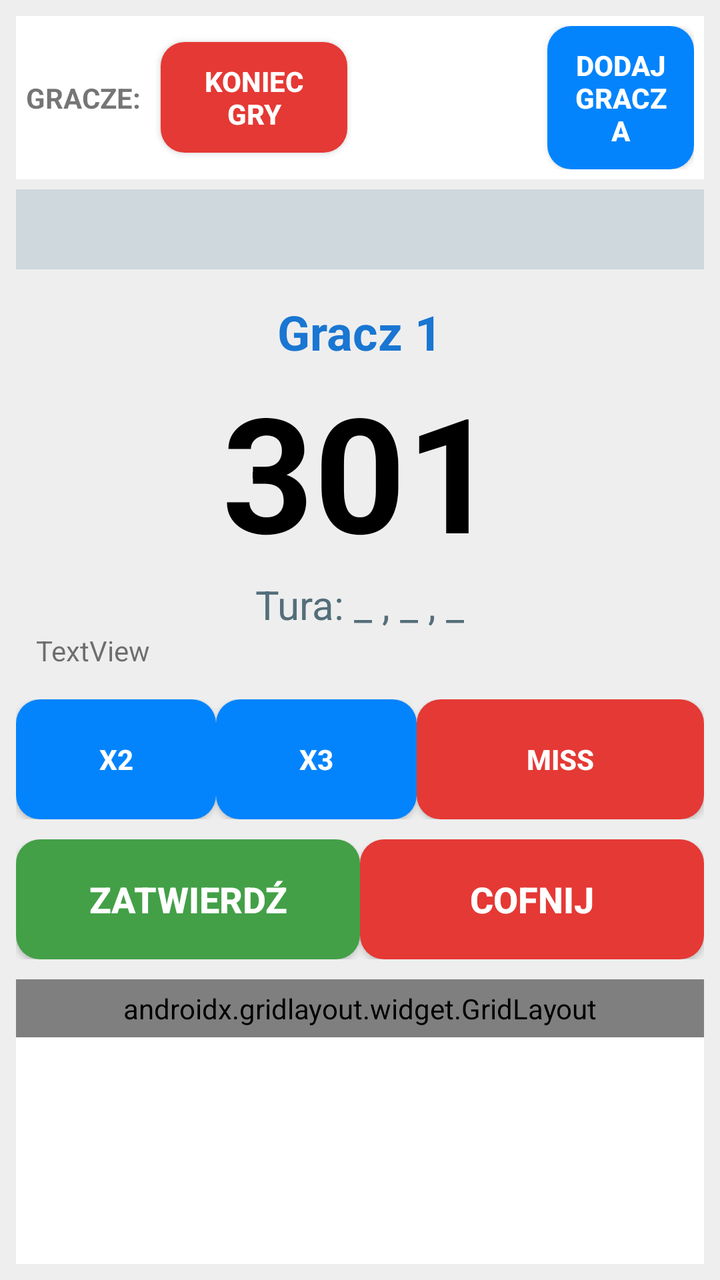
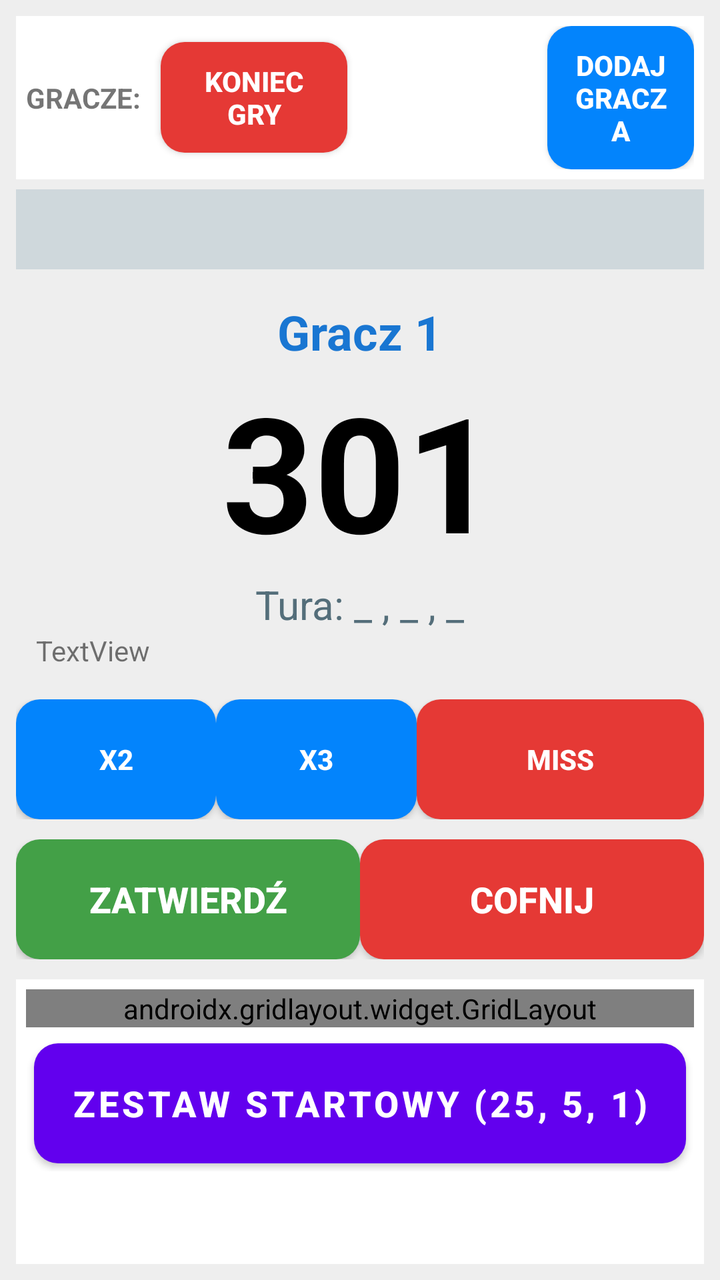

Before-and-after screenshots of an Android layout around one commit, followed by the original layout XML and the change that was made.
<!-- AndroidManifest.xml: application theme Theme.PixelDarts -->
<!-- res/layout/activity_main.xml -->
<?xml version="1.0" encoding="utf-8"?>
<LinearLayout xmlns:android="http://schemas.android.com/apk/res/android"
    xmlns:app="http://schemas.android.com/apk/res-auto"
    android:layout_width="match_parent"
    android:layout_height="match_parent"
    android:orientation="vertical"
    android:padding="8dp"
    android:background="#EEEEEE">

    <LinearLayout
        android:layout_width="match_parent"
        android:layout_height="wrap_content"
        android:orientation="horizontal"
        android:gravity="center"
        android:background="#FFFFFF"
        android:padding="5dp">

        <TextView
            android:layout_width="wrap_content"
            android:layout_height="wrap_content"
            android:text="GRACZE:"
            android:textStyle="bold"
            android:layout_marginRight="10dp" />

        <androidx.appcompat.widget.AppCompatButton
            android:id="@+id/btnEndGame"
            style="@style/ModernButton"
            android:layout_width="20dp"
            android:layout_height="wrap_content"
            android:layout_marginRight="100dp"
            android:layout_weight="1"
            android:background="@drawable/btn_red"
            android:text="Koniec gry" />

        <androidx.appcompat.widget.AppCompatButton
            android:id="@+id/btnAddAnotherPlayer"
            style="@style/ModernButton"
            android:layout_width="0dp"
            android:layout_height="wrap_content"
            android:layout_weight="1"
            android:background="@drawable/btn_blue"
            android:text="Dodaj gracza" />

    </LinearLayout>

    <LinearLayout
        android:id="@+id/layoutAllScores"
        android:layout_width="match_parent"
        android:layout_height="wrap_content"
        android:layout_marginTop="5dp"
        android:background="#CFD8DC"
        android:gravity="center"
        android:orientation="horizontal"
        android:padding="20dp" >

        <FrameLayout
            android:layout_width="match_parent"
            android:layout_height="match_parent">

        </FrameLayout>
    </LinearLayout>

    <LinearLayout
        android:layout_width="match_parent"
        android:layout_height="wrap_content"
        android:orientation="vertical"
        android:gravity="center"
        android:padding="10dp"
        android:layout_marginTop="5dp">

        <TextView
            android:id="@+id/tvCurrentPlayer"
            android:layout_width="wrap_content"
            android:layout_height="wrap_content"
            android:text="Gracz 1"
            android:textSize="24sp"
            android:textStyle="bold"
            android:textColor="#1976D2" />


        <LinearLayout
            android:layout_width="wrap_content"
            android:layout_height="wrap_content"
            android:orientation="horizontal">

            <TextView
                android:id="@+id/tvScore"
                android:layout_width="wrap_content"
                android:layout_height="wrap_content"
                android:text="301"
                android:textColor="#000000"
                android:textSize="80sp"
                android:textStyle="bold" />

            <TextView
                android:id="@+id/tvProjectedScore"
                android:layout_width="wrap_content"
                android:layout_height="wrap_content"
                android:layout_weight="1"
                android:textSize="32sp" />
        </LinearLayout>

        <TextView
            android:id="@+id/tvTurnCurrent"
            android:layout_width="wrap_content"
            android:layout_height="wrap_content"
            android:text="Tura: _ , _ , _"
            android:textSize="20sp"
            android:textColor="#546E7A" />

        <TextView
            android:id="@+id/textView"
            android:layout_width="match_parent"
            android:layout_height="wrap_content"
            android:text="TextView" />
    </LinearLayout>

    <LinearLayout
        android:layout_width="match_parent"
        android:layout_height="wrap_content"
        android:orientation="horizontal"
        android:layout_marginTop="5dp">

        <androidx.appcompat.widget.AppCompatButton
            style="@style/ModernButton"
            android:id="@+id/btnDouble"
            android:background="@drawable/btn_blue"
            android:layout_width="0dp"
            android:layout_weight="0.7"
            android:layout_height="60dp"
            android:text="x2"/>

        <androidx.appcompat.widget.AppCompatButton
            style="@style/ModernButton"
            android:id="@+id/btnTriple"
            android:background="@drawable/btn_blue"
            android:layout_width="0dp"
            android:layout_weight="0.7"
            android:layout_height="60dp"
            android:text="x3"/>

        <androidx.appcompat.widget.AppCompatButton
            style="@style/ModernButton"
            android:id="@+id/btnMiss"
            android:background="@drawable/btn_red"
            android:layout_width="0dp"
            android:layout_weight="1"
            android:layout_height="60dp"
            android:text="MISS"/>
    </LinearLayout>

    <LinearLayout
        android:layout_width="match_parent"
        android:layout_height="wrap_content"
        android:orientation="horizontal"
        android:layout_marginTop="10dp">

        <androidx.appcompat.widget.AppCompatButton
            style="@style/ModernButton"
            android:id="@+id/btnConfirmTurn"
            android:background="@drawable/btn_green"
            android:layout_width="0dp"
            android:layout_height="60dp"
            android:layout_weight="1.3"
            android:text="ZATWIERDŹ"
            android:textSize="18dp"/>

        <androidx.appcompat.widget.AppCompatButton
            style="@style/ModernButton"
            android:id="@+id/btnUndo"
            android:background="@drawable/btn_red"
            android:layout_width="0dp"
            android:layout_weight="1.3"
            android:layout_height="60dp"
            android:text="COFNIJ"
            android:textSize="18dp"/>
    </LinearLayout>

    <ScrollView
        android:layout_width="match_parent"
        android:layout_height="0dp"
        android:layout_weight="1"
        android:layout_marginTop="10dp"
        android:background="#FFFFFF">

        <androidx.gridlayout.widget.GridLayout
            android:id="@+id/gridPoints"
            android:layout_width="match_parent"
            android:layout_height="wrap_content"
            android:padding="5dp"
            app:columnCount="5" />
    </ScrollView>

</LinearLayout>
<!-- resources referenced by this layout -->
<resources>
  <!-- drawable btn_blue (drawable) -->
  <?xml version="1.0" encoding="utf-8"?>
  <shape xmlns:android="http://schemas.android.com/apk/res/android">
      <solid android:color="#0384fc"/>
      <corners android:radius="12dp"/>
  </shape>
  <!-- drawable btn_green (drawable) -->
  <?xml version="1.0" encoding="utf-8"?>
  <shape xmlns:android="http://schemas.android.com/apk/res/android">
      <solid android:color="#43A047"/>
      <corners android:radius="12dp"/>
  </shape>
  <!-- drawable btn_red (drawable) -->
  <?xml version="1.0" encoding="utf-8"?>
  <shape xmlns:android="http://schemas.android.com/apk/res/android">
      <solid android:color="#E53935"/>
      <corners android:radius="12dp"/>
  </shape>
  <style name="ModernButton">
          <item name="android:textColor">#FFFFFF</item>
          <item name="android:textStyle">bold</item>
  
          <item name="android:padding">10dp</item>
      </style>
  <style name="Theme.PixelDarts" parent="Theme.MaterialComponents.DayNight.NoActionBar">
          <item name="colorPrimary">@color/purple_500</item>
          <item name="colorPrimaryVariant">@color/purple_700</item>
          <item name="colorOnPrimary">@color/white</item>
  
          <item name="colorSecondary">@color/teal_200</item>
          <item name="colorSecondaryVariant">@color/teal_700</item>
          <item name="colorOnSecondary">@color/black</item>
  
          <item name="android:statusBarColor">?attr/colorPrimaryVariant</item>
      </style>
  <color name="purple_500">#FF6200EE</color>
  <color name="purple_700">#FF3700B3</color>
  <color name="white">#FFFFFFFF</color>
  <color name="teal_200">#FF03DAC5</color>
  <color name="teal_700">#FF018786</color>
  <color name="black">#FF000000</color>
</resources>

<!-- the commit's change to res/layout/activity_main.xml (unified diff, before → after) -->
@@ -77,7 +77,6 @@
             android:textStyle="bold"
             android:textColor="#1976D2" />
 
-
         <LinearLayout
             android:layout_width="wrap_content"
             android:layout_height="wrap_content"
@@ -183,12 +182,34 @@
         android:layout_marginTop="10dp"
         android:background="#FFFFFF">
 
-        <androidx.gridlayout.widget.GridLayout
-            android:id="@+id/gridPoints"
+        <LinearLayout
             android:layout_width="match_parent"
             android:layout_height="wrap_content"
-            android:padding="5dp"
-            app:columnCount="5" />
+            android:orientation="vertical"
+            android:padding="5dp">
+
+            <androidx.gridlayout.widget.GridLayout
+                android:id="@+id/gridPoints"
+                android:layout_width="match_parent"
+                android:layout_height="wrap_content"
+                app:columnCount="5" />
+
+            
+            <Button
+                android:id="@+id/btnStartingSet"
+                android:layout_width="match_parent"
+                android:layout_height="60dp"
+                android:layout_marginTop="8dp"
+                android:layout_marginLeft="4dp"
+                android:layout_marginRight="4dp"
+                android:layout_marginBottom="4dp"
+                android:background="@drawable/btn_blue"
+                android:text="ZESTAW STARTOWY (25, 5, 1)"
+                android:textColor="#FFFFFF"
+                android:textSize="18sp"
+                android:textStyle="bold" />
+
+        </LinearLayout>
     </ScrollView>
 
 </LinearLayout>
